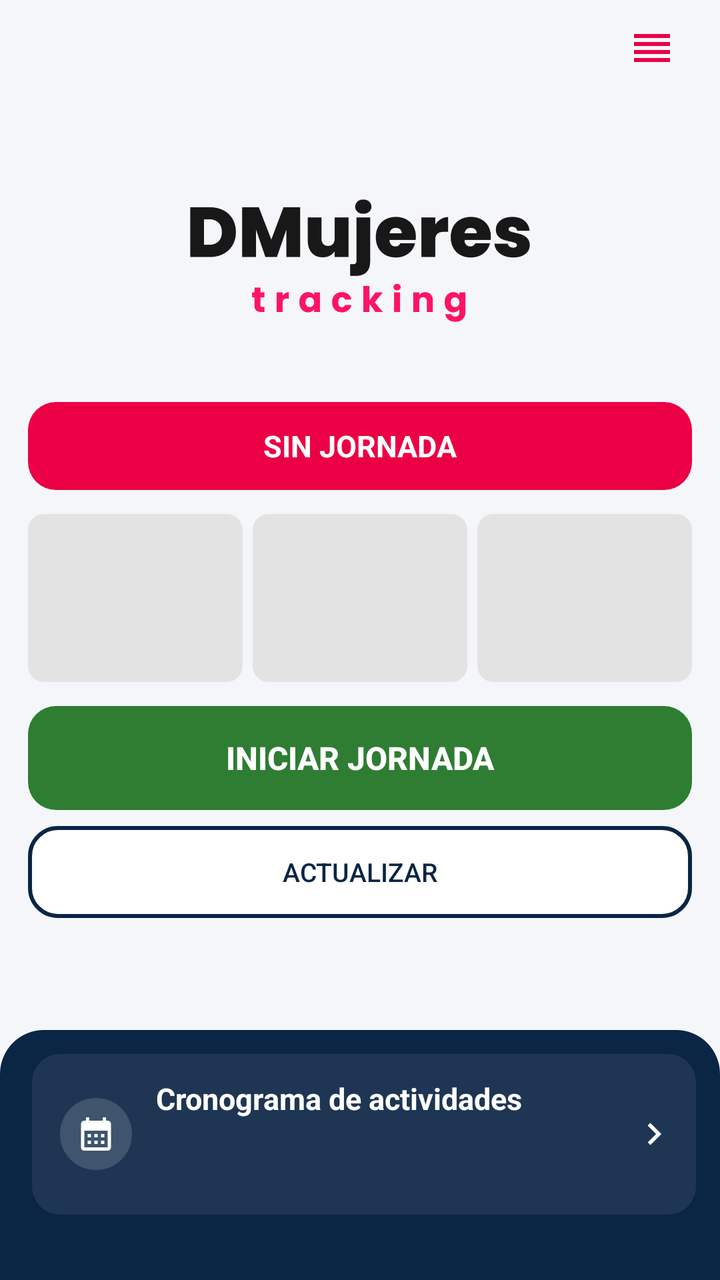
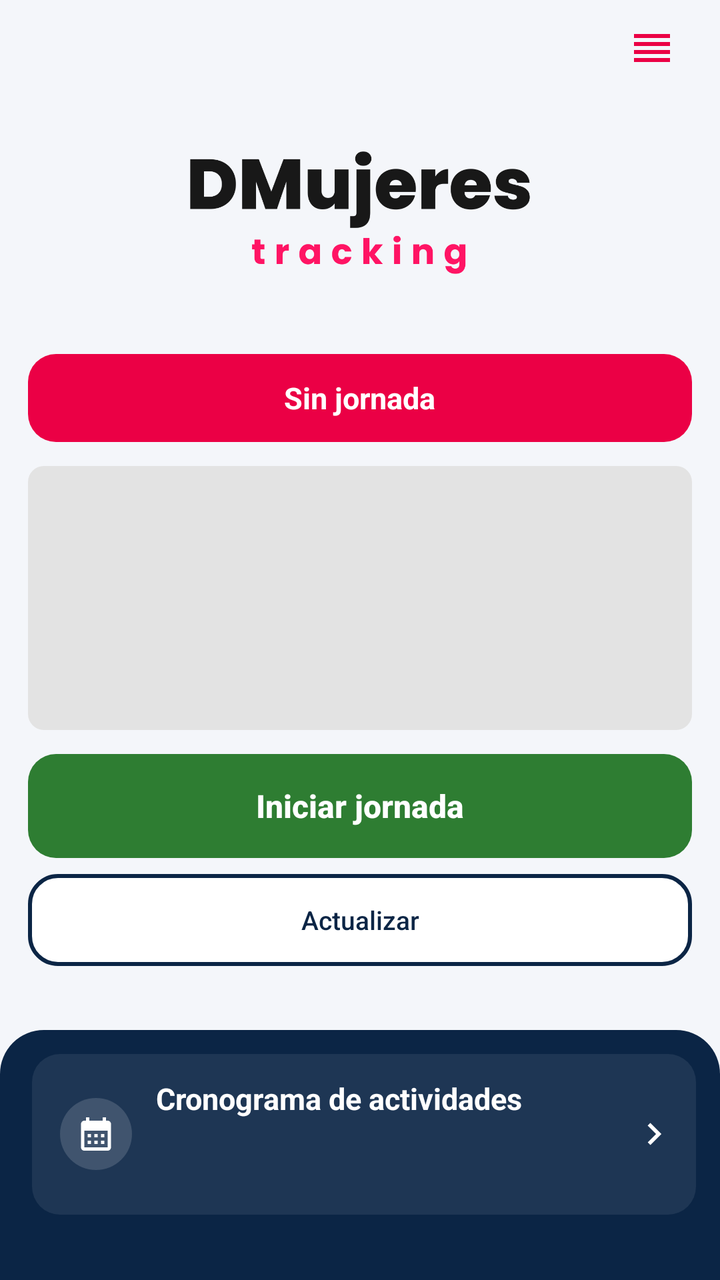

Two renders of the same Android screen: before a commit and after it. Below are the layout's source before the change and the commit's diff.
<!-- AndroidManifest.xml: application theme AppTheme -->
<!-- res/layout/activity_locked_home.xml -->
<?xml version="1.0" encoding="utf-8"?>
<FrameLayout xmlns:android="http://schemas.android.com/apk/res/android"
    android:layout_width="match_parent"
    android:layout_height="match_parent"
    android:background="@color/canvas">

    <LinearLayout
        android:layout_width="match_parent"
        android:layout_height="match_parent"
        android:orientation="vertical">

    <LinearLayout
        android:layout_width="match_parent"
        android:layout_height="0dp"
        android:layout_weight="1"
        android:orientation="vertical"
        android:paddingStart="14dp"
        android:paddingTop="4dp"
        android:paddingEnd="14dp">

    
    <FrameLayout
        android:layout_width="match_parent"
        android:layout_height="40dp">

        <ImageButton
            android:id="@+id/console_button"
            android:layout_width="40dp"
            android:layout_height="40dp"
            android:layout_gravity="end|top"
            android:background="?attr/selectableItemBackgroundBorderless"
            android:contentDescription="@string/menu_status"
            android:src="@drawable/ic_console" />
    </FrameLayout>

    <Space
        android:layout_width="match_parent"
        android:layout_height="0dp"
        android:layout_weight="1" />

    <ImageView
        android:layout_width="170dp"
        android:layout_height="wrap_content"
        android:layout_gravity="center_horizontal"
        android:adjustViewBounds="true"
        android:contentDescription="@string/app_logo"
        android:src="@drawable/logo_banner" />

    <LinearLayout
        android:id="@+id/status_pill"
        android:layout_width="match_parent"
        android:layout_height="44dp"
        android:layout_marginTop="40dp"
        android:background="@drawable/bg_pill_red"
        android:gravity="center"
        android:orientation="horizontal"
        android:paddingStart="12dp"
        android:paddingEnd="12dp">

        <TextView
            android:id="@+id/pill_text"
            android:layout_width="wrap_content"
            android:layout_height="wrap_content"
            android:text="@string/pill_none"
            android:textColor="@color/white"
            android:textSize="15sp"
            android:textStyle="bold" />
    </LinearLayout>

    <LinearLayout
        android:id="@+id/location_warning"
        android:layout_width="match_parent"
        android:layout_height="46dp"
        android:layout_marginTop="8dp"
        android:background="@drawable/ds_surface"
        android:gravity="center"
        android:orientation="horizontal"
        android:visibility="gone">

        <TextView
            android:layout_width="wrap_content"
            android:layout_height="wrap_content"
            android:text="@string/location_warning_text"
            android:textColor="@color/primary"
            android:textSize="13sp"
            android:textStyle="bold" />
    </LinearLayout>

    <FrameLayout
        android:layout_width="match_parent"
        android:layout_height="wrap_content"
        android:layout_marginTop="12dp">

        <LinearLayout
            android:id="@+id/skeleton_group"
            android:layout_width="match_parent"
            android:layout_height="wrap_content"
            android:orientation="vertical">

            <LinearLayout
                android:layout_width="match_parent"
                android:layout_height="84dp"
                android:orientation="horizontal">

                <View
                    android:layout_width="0dp"
                    android:layout_height="match_parent"
                    android:layout_marginEnd="5dp"
                    android:layout_weight="1"
                    android:background="@drawable/bg_skeleton" />

                <View
                    android:layout_width="0dp"
                    android:layout_height="match_parent"
                    android:layout_marginEnd="5dp"
                    android:layout_weight="1"
                    android:background="@drawable/bg_skeleton" />

                <View
                    android:layout_width="0dp"
                    android:layout_height="match_parent"
                    android:layout_weight="1"
                    android:background="@drawable/bg_skeleton" />
            </LinearLayout>
        </LinearLayout>

        <LinearLayout
            android:id="@+id/home_content"
            android:layout_width="match_parent"
            android:layout_height="wrap_content"
            android:orientation="vertical"
            android:visibility="gone">

            <LinearLayout
                android:layout_width="match_parent"
                android:layout_height="84dp"
                android:orientation="horizontal">

                <LinearLayout
                    android:layout_width="0dp"
                    android:layout_height="match_parent"
                    android:layout_marginEnd="5dp"
                    android:layout_weight="1"
                    android:background="@drawable/ds_surface"
                    android:gravity="center"
                    android:orientation="vertical">

                    <TextView
                        android:id="@+id/pending_value"
                        android:layout_width="wrap_content"
                        android:layout_height="34dp"
                        android:gravity="center_vertical"
                        android:text="0"
                        android:textColor="@color/text_primary"
                        android:textSize="22sp"
                        android:textStyle="bold" />

                    <TextView
                        android:layout_width="match_parent"
                        android:layout_height="wrap_content"
                        android:ellipsize="end"
                        android:gravity="center"
                        android:maxLines="2"
                        android:paddingStart="4dp"
                        android:paddingEnd="4dp"
                        android:text="@string/pending_label"
                        android:textColor="@color/text_secondary"
                        android:textSize="10sp" />
                </LinearLayout>

                <LinearLayout
                    android:layout_width="0dp"
                    android:layout_height="match_parent"
                    android:layout_marginEnd="5dp"
                    android:layout_weight="1"
                    android:background="@drawable/ds_surface"
                    android:gravity="center"
                    android:orientation="vertical">

                    <TextView
                        android:id="@+id/battery_value"
                        android:layout_width="wrap_content"
                        android:layout_height="34dp"
                        android:gravity="center_vertical"
                        android:text="--%"
                        android:textColor="@color/text_primary"
                        android:textSize="22sp"
                        android:textStyle="bold" />

                    <TextView
                        android:layout_width="wrap_content"
                        android:layout_height="wrap_content"
                        android:text="@string/battery_label"
                        android:textColor="@color/text_secondary"
                        android:textSize="10sp" />
                </LinearLayout>

                <LinearLayout
                    android:layout_width="0dp"
                    android:layout_height="match_parent"
                    android:layout_weight="1"
                    android:background="@drawable/ds_surface"
                    android:gravity="center"
                    android:orientation="vertical">

                    <TextView
                        android:id="@+id/duration_value"
                        android:layout_width="wrap_content"
                        android:layout_height="34dp"
                        android:gravity="center_vertical"
                        android:text="0 h 0 min"
                        android:textColor="@color/text_primary"
                        android:textSize="16sp"
                        android:textStyle="bold" />

                    <TextView
                        android:layout_width="wrap_content"
                        android:layout_height="wrap_content"
                        android:text="@string/duration_label"
                        android:textColor="@color/text_secondary"
                        android:textSize="10sp" />
                </LinearLayout>
            </LinearLayout>

        </LinearLayout>
    </FrameLayout>

    
    <Button
        android:id="@+id/journey_button"
        android:layout_width="match_parent"
        android:layout_height="52dp"
        android:layout_marginTop="12dp"
        android:background="@drawable/bg_button_green"
        android:stateListAnimator="@null"
        android:text="@string/journey_start_upper"
        android:textAllCaps="false"
        android:textColor="@color/white"
        android:textSize="16sp"
        android:textStyle="bold" />

    <Button
        android:id="@+id/update_button"
        android:layout_width="match_parent"
        android:layout_height="46dp"
        android:layout_marginTop="8dp"
        android:background="@drawable/bg_update_progress"
        android:ellipsize="end"
        android:maxLines="1"
        android:stateListAnimator="@null"
        android:text="@string/refresh_button"
        android:textAllCaps="false"
        android:textColor="@color/navy"
        android:textSize="13sp" />

    <Space
        android:layout_width="match_parent"
        android:layout_height="0dp"
        android:layout_weight="1" />
    </LinearLayout>

    
    <LinearLayout
        android:layout_width="match_parent"
        android:layout_height="wrap_content"
        android:background="@drawable/ds_footer_navy"
        android:orientation="vertical"
        android:paddingStart="16dp"
        android:paddingTop="12dp"
        android:paddingEnd="12dp"
        android:paddingBottom="6dp">

        
        <LinearLayout
            android:id="@+id/cronograma_card"
            android:layout_width="match_parent"
            android:layout_height="wrap_content"
            android:background="@drawable/ds_footer_touch"
            android:clickable="true"
            android:focusable="true"
            android:gravity="center_vertical"
            android:orientation="horizontal"
            android:paddingStart="14dp"
            android:paddingTop="12dp"
            android:paddingEnd="10dp"
            android:paddingBottom="12dp">

            <ImageView
                android:layout_width="36dp"
                android:layout_height="36dp"
                android:background="@drawable/ds_icon_translucido"
                android:importantForAccessibility="no"
                android:padding="8dp"
                android:src="@drawable/ds_ic_calendar" />

            <LinearLayout
                android:layout_width="0dp"
                android:layout_height="wrap_content"
                android:layout_marginStart="12dp"
                android:layout_weight="1"
                android:orientation="vertical">

                <TextView
                    android:layout_width="wrap_content"
                    android:layout_height="wrap_content"
                    android:text="@string/crono_title"
                    android:textColor="@color/white"
                    android:textSize="15sp"
                    android:textStyle="bold" />

                <TextView
                    android:id="@+id/crono_resumen"
                    android:layout_width="match_parent"
                    android:layout_height="wrap_content"
                    android:layout_marginTop="2dp"
                    android:ellipsize="end"
                    android:maxLines="1"
                    android:textColor="#E6FFFFFF"
                    android:textSize="12.5sp" />

                <TextView
                    android:id="@+id/crono_sync_home"
                    android:layout_width="wrap_content"
                    android:layout_height="wrap_content"
                    android:layout_marginTop="2dp"
                    android:textColor="#99FFFFFF"
                    android:textSize="11sp" />
            </LinearLayout>

            <ImageView
                android:layout_width="22dp"
                android:layout_height="22dp"
                android:importantForAccessibility="no"
                android:src="@drawable/ds_ic_chevron" />
        </LinearLayout>

        <TextView
            android:id="@+id/version_label"
            android:layout_width="match_parent"
            android:layout_height="wrap_content"
            android:layout_marginTop="4dp"
            android:gravity="center"
            android:padding="4dp"
            android:textColor="#80FFFFFF"
            android:textSize="11sp" />
    </LinearLayout>

    </LinearLayout>

    
    <LinearLayout
        android:id="@+id/update_banner"
        android:layout_width="match_parent"
        android:layout_height="46dp"
        android:layout_gravity="top"
        android:layout_marginStart="14dp"
        android:layout_marginEnd="14dp"
        android:background="@drawable/bg_banner_update"
        android:clickable="true"
        android:elevation="6dp"
        android:focusable="true"
        android:gravity="center"
        android:orientation="horizontal"
        android:visibility="gone">

        <ImageView
            android:id="@+id/banner_icon"
            android:layout_width="16dp"
            android:layout_height="16dp"
            android:importantForAccessibility="no"
            android:src="@drawable/ic_update"
            android:tint="@color/white" />

        <TextView
            android:id="@+id/banner_text"
            android:layout_width="wrap_content"
            android:layout_height="wrap_content"
            android:layout_marginStart="8dp"
            android:text="@string/update_banner_text"
            android:textColor="@color/white"
            android:textSize="13sp" />
    </LinearLayout>

</FrameLayout>
<!-- resources referenced by this layout -->
<resources>
  <color name="canvas">#F4F6FA</color>
  <color name="navy">#0B2545</color>
  <color name="primary">#EB0045</color>
  <color name="text_primary">#0C1F3D</color>
  <color name="text_secondary">#5B6576</color>
  <color name="white">#FFFFFF</color>
  <!-- drawable bg_banner_update (drawable) -->
  <?xml version="1.0" encoding="utf-8"?>
  <shape xmlns:android="http://schemas.android.com/apk/res/android" android:shape="rectangle">
      <solid android:color="@color/primary" />
      <corners
          android:bottomLeftRadius="14dp"
          android:bottomRightRadius="14dp" />
  </shape>
  <!-- drawable bg_button_green (drawable) -->
  <?xml version="1.0" encoding="utf-8"?>
  <shape xmlns:android="http://schemas.android.com/apk/res/android" android:shape="rectangle">
      <solid android:color="@color/status_ok" />
      <corners android:radius="14dp" />
  </shape>
  <!-- drawable bg_pill_red (drawable) -->
  <?xml version="1.0" encoding="utf-8"?>
  <shape xmlns:android="http://schemas.android.com/apk/res/android" android:shape="rectangle">
      <solid android:color="@color/primary" />
      <corners android:radius="14dp" />
  </shape>
  <!-- drawable bg_skeleton (drawable) -->
  <?xml version="1.0" encoding="utf-8"?>
  <shape xmlns:android="http://schemas.android.com/apk/res/android" android:shape="rectangle">
      <solid android:color="#E3E3E3" />
      <corners android:radius="8dp" />
  </shape>
  <!-- drawable ds_footer_navy (drawable) -->
  <?xml version="1.0" encoding="utf-8"?>
  <shape xmlns:android="http://schemas.android.com/apk/res/android" android:shape="rectangle">
      <solid android:color="@color/navy" />
      <corners android:topLeftRadius="22dp" android:topRightRadius="22dp" />
  </shape>
  <!-- drawable ds_icon_translucido (drawable) -->
  <?xml version="1.0" encoding="utf-8"?>
  <shape xmlns:android="http://schemas.android.com/apk/res/android" android:shape="oval">
      <solid android:color="#26FFFFFF" />
  </shape>
  <!-- drawable ds_surface (drawable) -->
  <?xml version="1.0" encoding="utf-8"?>
  <shape xmlns:android="http://schemas.android.com/apk/res/android" android:shape="rectangle">
      <solid android:color="@color/surface" />
      <stroke android:width="1dp" android:color="@color/line" />
      <corners android:radius="16dp" />
  </shape>
  <!-- drawable ic_console (drawable) -->
  <?xml version="1.0" encoding="utf-8"?>
  <vector xmlns:android="http://schemas.android.com/apk/res/android"
      android:width="24dp"
      android:height="24dp"
      android:viewportWidth="24"
      android:viewportHeight="24">
      <path
          android:fillColor="@color/primary"
          android:pathData="M3,5h18v2h-18zM3,9h18v2h-18zM3,13h18v2h-18zM3,17h18v2h-18z"/>
  </vector>
  <string name="app_logo">DMujeres Tracking</string>
  <string name="battery_label">Batería</string>
  <string name="crono_title">Cronograma de actividades</string>
  <string name="duration_label">Duración</string>
  <string name="journey_start_upper">INICIAR JORNADA</string>
  <string name="location_warning_text">Ubicación apagada · Toca para activarla</string>
  <string name="menu_status">Consola</string>
  <string name="pending_label">Pendientes por enviar</string>
  <string name="pill_none">SIN JORNADA</string>
  <string name="refresh_button">ACTUALIZAR</string>
  <string name="update_banner_text">Actualización disponible · Toca para instalar</string>
  <style name="AppTheme" parent="Theme.AppCompat.Light.NoActionBar">
          <item name="colorPrimary">@color/primary</item>
          <item name="colorPrimaryDark">@color/primary_dark</item>
          <item name="colorAccent">@color/accent</item>
          <item name="android:windowOptOutEdgeToEdgeEnforcement">true</item>
          
          <item name="android:windowBackground">@color/white</item>
      </style>
  <color name="status_ok">#2E7D32</color>
  <color name="surface">#FFFFFF</color>
  <color name="line">#E6E9EF</color>
  <color name="ink">#181818</color>
  <color name="primary_dark">#C4003B</color>
  <color name="accent">#FF1464</color>
  <!-- unchanged entries left out for length: 6 -->
</resources>

<!-- the commit's change to res/layout/activity_locked_home.xml (unified diff, before → after) -->
@@ -97,31 +97,10 @@
             android:layout_height="wrap_content"
             android:orientation="vertical">
 
-            <LinearLayout
+            <View
                 android:layout_width="match_parent"
-                android:layout_height="84dp"
-                android:orientation="horizontal">
-
-                <View
-                    android:layout_width="0dp"
-                    android:layout_height="match_parent"
-                    android:layout_marginEnd="5dp"
-                    android:layout_weight="1"
-                    android:background="@drawable/bg_skeleton" />
-
-                <View
-                    android:layout_width="0dp"
-                    android:layout_height="match_parent"
-                    android:layout_marginEnd="5dp"
-                    android:layout_weight="1"
-                    android:background="@drawable/bg_skeleton" />
-
-                <View
-                    android:layout_width="0dp"
-                    android:layout_height="match_parent"
-                    android:layout_weight="1"
-                    android:background="@drawable/bg_skeleton" />
-            </LinearLayout>
+                android:layout_height="132dp"
+                android:background="@drawable/bg_skeleton" />
         </LinearLayout>
 
         <LinearLayout
@@ -133,92 +112,100 @@
 
             <LinearLayout
                 android:layout_width="match_parent"
-                android:layout_height="84dp"
-                android:orientation="horizontal">
+                android:layout_height="wrap_content"
+                android:background="@drawable/ds_surface"
+                android:orientation="vertical"
+                android:paddingStart="16dp"
+                android:paddingEnd="16dp"
+                android:paddingTop="2dp"
+                android:paddingBottom="2dp">
 
                 <LinearLayout
-                    android:layout_width="0dp"
-                    android:layout_height="match_parent"
-                    android:layout_marginEnd="5dp"
-                    android:layout_weight="1"
-                    android:background="@drawable/ds_surface"
-                    android:gravity="center"
-                    android:orientation="vertical">
-
-                    <TextView
-                        android:id="@+id/pending_value"
-                        android:layout_width="wrap_content"
-                        android:layout_height="34dp"
-                        android:gravity="center_vertical"
-                        android:text="0"
-                        android:textColor="@color/text_primary"
-                        android:textSize="22sp"
-                        android:textStyle="bold" />
-
-                    <TextView
-                        android:layout_width="match_parent"
-                        android:layout_height="wrap_content"
-                        android:ellipsize="end"
-                        android:gravity="center"
-                        android:maxLines="2"
-                        android:paddingStart="4dp"
-                        android:paddingEnd="4dp"
-                        android:text="@string/pending_label"
+                    android:layout_width="match_parent"
+                    android:layout_height="wrap_content"
+                    android:gravity="center_vertical"
+                    android:orientation="horizontal"
+                    android:paddingTop="10dp"
+                    android:paddingBottom="10dp">
+
+                    <TextView
+                        android:layout_width="0dp"
+                        android:layout_height="wrap_content"
+                        android:layout_weight="1"
+                        android:text="@string/duration_label"
                         android:textColor="@color/text_secondary"
-                        android:textSize="10sp" />
-                </LinearLayout>
-
-                <LinearLayout
-                    android:layout_width="0dp"
-                    android:layout_height="match_parent"
-                    android:layout_marginEnd="5dp"
-                    android:layout_weight="1"
-                    android:background="@drawable/ds_surface"
-                    android:gravity="center"
-                    android:orientation="vertical">
-
-                    <TextView
-                        android:id="@+id/battery_value"
-                        android:layout_width="wrap_content"
-                        android:layout_height="34dp"
-                        android:gravity="center_vertical"
-                        android:text="--%"
-                        android:textColor="@color/text_primary"
-                        android:textSize="22sp"
-                        android:textStyle="bold" />
-
-                    <TextView
-                        android:layout_width="wrap_content"
-                        android:layout_height="wrap_content"
-                        android:text="@string/battery_label"
-                        android:textColor="@color/text_secondary"
-                        android:textSize="10sp" />
-                </LinearLayout>
-
-                <LinearLayout
-                    android:layout_width="0dp"
-                    android:layout_height="match_parent"
-                    android:layout_weight="1"
-                    android:background="@drawable/ds_surface"
-                    android:gravity="center"
-                    android:orientation="vertical">
+                        android:textSize="15sp" />
 
                     <TextView
                         android:id="@+id/duration_value"
                         android:layout_width="wrap_content"
-                        android:layout_height="34dp"
-                        android:gravity="center_vertical"
+                        android:layout_height="wrap_content"
                         android:text="0 h 0 min"
                         android:textColor="@color/text_primary"
                         android:textSize="16sp"
                         android:textStyle="bold" />
-
-                    <TextView
+                </LinearLayout>
+
+                <View
+                    android:layout_width="match_parent"
+                    android:layout_height="1dp"
+                    android:background="@color/line" />
+
+                <LinearLayout
+                    android:layout_width="match_parent"
+                    android:layout_height="wrap_content"
+                    android:gravity="center_vertical"
+                    android:orientation="horizontal"
+                    android:paddingTop="10dp"
+                    android:paddingBottom="10dp">
+
+                    <TextView
+                        android:layout_width="0dp"
+                        android:layout_height="wrap_content"
+                        android:layout_weight="1"
+                        android:text="@string/battery_label"
+                        android:textColor="@color/text_secondary"
+                        android:textSize="15sp" />
+
+                    <TextView
+                        android:id="@+id/battery_value"
                         android:layout_width="wrap_content"
                         android:layout_height="wrap_content"
-                        android:text="@string/duration_label"
+                        android:text="--%"
+                        android:textColor="@color/text_primary"
+                        android:textSize="16sp"
+                        android:textStyle="bold" />
+                </LinearLayout>
+
+                <View
+                    android:layout_width="match_parent"
+                    android:layout_height="1dp"
+                    android:background="@color/line" />
+
+                <LinearLayout
+                    android:layout_width="match_parent"
+                    android:layout_height="wrap_content"
+                    android:gravity="center_vertical"
+                    android:orientation="horizontal"
+                    android:paddingTop="10dp"
+                    android:paddingBottom="10dp">
+
+                    <TextView
+                        android:layout_width="0dp"
+                        android:layout_height="wrap_content"
+                        android:layout_weight="1"
+                        android:text="@string/pending_label"
                         android:textColor="@color/text_secondary"
-                        android:textSize="10sp" />
+                        android:textSize="15sp" />
+
+                    <TextView
+                        android:id="@+id/pending_value"
+                        android:layout_width="wrap_content"
+                        android:layout_height="wrap_content"
+                        android:text="0"
+                        android:textColor="@color/text_primary"
+                        android:textSize="16sp"
+                        android:textStyle="bold" />
                 </LinearLayout>
             </LinearLayout>
 
<!-- resource entries referenced after the edit -->
@@ -65,12 +65,12 @@
   <string name="battery_label">Batería</string>
   <string name="crono_title">Cronograma de actividades</string>
   <string name="duration_label">Duración</string>
-  <string name="journey_start_upper">INICIAR JORNADA</string>
+  <string name="journey_start_upper">Iniciar jornada</string>
   <string name="location_warning_text">Ubicación apagada · Toca para activarla</string>
   <string name="menu_status">Consola</string>
   <string name="pending_label">Pendientes por enviar</string>
-  <string name="pill_none">SIN JORNADA</string>
-  <string name="refresh_button">ACTUALIZAR</string>
+  <string name="pill_none">Sin jornada</string>
+  <string name="refresh_button">Actualizar</string>
   <string name="update_banner_text">Actualización disponible · Toca para instalar</string>
   <style name="AppTheme" parent="Theme.AppCompat.Light.NoActionBar">
           <item name="colorPrimary">@color/primary</item>
